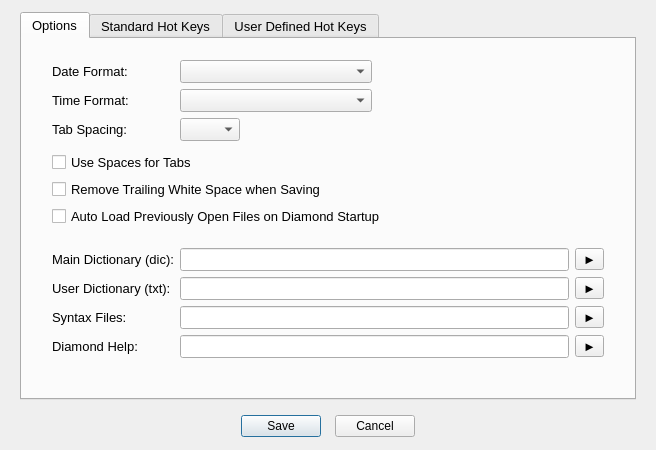
First picture: the form in forms/dialog_options.ui, repository copperspice/diamond, before the edit.
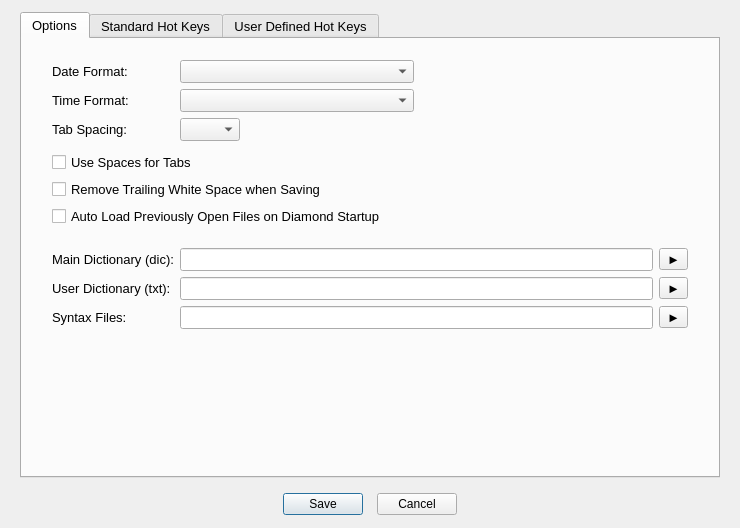
Second picture: the form after the edit. The open tabs and pages were chosen to show the change. Custom widgets are drawn as their Qt base class.

Commit message: Remove option setting to specify location of help files

```diff
--- a/forms/dialog_options.ui
+++ b/forms/dialog_options.ui
@@ -9,8 +9,8 @@
    <rect>
     <x>0</x>
     <y>0</y>
-    <width>656</width>
-    <height>450</height>
+    <width>740</width>
+    <height>528</height>
    </rect>
   </property>
   <property name="windowTitle">
@@ -119,63 +119,15 @@
       <attribute name="title">
        <string>Options</string>
       </attribute>
-      <layout class="QGridLayout" name="gridLayout_1" columnstretch="0,0,0,0,1">
+      <layout class="QGridLayout" name="gridLayout_1" columnstretch="0,0,0,0,0">
        <property name="leftMargin">
         <number>30</number>
        </property>
        <property name="rightMargin">
         <number>30</number>
        </property>
-       <item row="13" column="4">
-        <widget class="QToolButton" name="dictUser_TB">
-         <property name="text">
-          <string>►</string>
-         </property>
-        </widget>
-       </item>
-       <item row="11" column="0" colspan="5">
-        <spacer name="verticalSpacer_11">
-         <property name="orientation">
-          <enum>Qt::Vertical</enum>
-         </property>
-         <property name="sizeType">
-          <enum>QSizePolicy::Fixed</enum>
-         </property>
-         <property name="sizeHint" stdset="0">
-          <size>
-           <width>20</width>
-           <height>15</height>
-          </size>
-         </property>
-        </spacer>
-       </item>
-       <item row="14" column="0" colspan="2">
-        <widget class="QLabel" name="label_19">
-         <property name="font">
-          <font>
-           <pointsize>10</pointsize>
-          </font>
-         </property>
-         <property name="text">
-          <string>Syntax Files:</string>
-         </property>
-        </widget>
-       </item>
-       <item row="16" column="0" colspan="5">
-        <spacer name="verticalSpacer_12">
-         <property name="orientation">
-          <enum>Qt::Vertical</enum>
-         </property>
-         <property name="sizeHint" stdset="0">
-          <size>
-           <width>20</width>
-           <height>0</height>
-          </size>
-         </property>
-        </spacer>
-       </item>
-       <item row="14" column="2" colspan="2">
-        <widget class="QLineEdit" name="syntax">
+       <item row="13" column="2" colspan="2">
+        <widget class="QLineEdit" name="dictUser">
          <property name="sizePolicy">
           <sizepolicy hsizetype="Expanding" vsizetype="Fixed">
            <horstretch>1</horstretch>
@@ -200,72 +152,29 @@
               </color>
              </brush>
             </colorrole>
-           </active>
-           <inactive>
-            <colorrole role="Text">
-             <brush brushstyle="SolidPattern">
-              <color alpha="255">
+            <colorrole role="PlaceholderText">
+             <brush brushstyle="NoBrush">
+              <color alpha="128">
                <red>0</red>
                <green>0</green>
                <blue>255</blue>
               </color>
              </brush>
             </colorrole>
-           </inactive>
-           <disabled>
+           </active>
+           <inactive>
             <colorrole role="Text">
              <brush brushstyle="SolidPattern">
               <color alpha="255">
-               <red>106</red>
-               <green>104</green>
-               <blue>100</blue>
-              </color>
-             </brush>
-            </colorrole>
-           </disabled>
-          </palette>
-         </property>
-         <property name="font">
-          <font>
-           <pointsize>10</pointsize>
-          </font>
-         </property>
-         <property name="readOnly">
-          <bool>true</bool>
-         </property>
-        </widget>
-       </item>
-       <item row="12" column="2" colspan="2">
-        <widget class="QLineEdit" name="dictMain">
-         <property name="sizePolicy">
-          <sizepolicy hsizetype="Expanding" vsizetype="Fixed">
-           <horstretch>1</horstretch>
-           <verstretch>0</verstretch>
-          </sizepolicy>
-         </property>
-         <property name="minimumSize">
-          <size>
-           <width>300</width>
-           <height>0</height>
-          </size>
-         </property>
-         <property name="palette">
-          <palette>
-           <active>
-            <colorrole role="Text">
-             <brush brushstyle="SolidPattern">
-              <color alpha="255">
                <red>0</red>
                <green>0</green>
                <blue>255</blue>
               </color>
              </brush>
             </colorrole>
-           </active>
-           <inactive>
-            <colorrole role="Text">
-             <brush brushstyle="SolidPattern">
-              <color alpha="255">
+            <colorrole role="PlaceholderText">
+             <brush brushstyle="NoBrush">
+              <color alpha="128">
                <red>0</red>
                <green>0</green>
                <blue>255</blue>
@@ -283,163 +192,12 @@
               </color>
              </brush>
             </colorrole>
-           </disabled>
-          </palette>
-         </property>
-         <property name="font">
-          <font>
-           <pointsize>10</pointsize>
-          </font>
-         </property>
-         <property name="toolTip">
-          <string extracomment="Location of Main Dictionary"/>
-         </property>
-         <property name="whatsThis">
-          <string/>
-         </property>
-         <property name="readOnly">
-          <bool>true</bool>
-         </property>
-        </widget>
-       </item>
-       <item row="2" column="2">
-        <widget class="QComboBox" name="timeFormat_CB">
-         <property name="sizePolicy">
-          <sizepolicy hsizetype="Expanding" vsizetype="Fixed">
-           <horstretch>0</horstretch>
-           <verstretch>0</verstretch>
-          </sizepolicy>
-         </property>
-         <property name="minimumSize">
-          <size>
-           <width>120</width>
-           <height>0</height>
-          </size>
-         </property>
-         <property name="font">
-          <font>
-           <pointsize>10</pointsize>
-          </font>
-         </property>
-         <property name="minimumContentsLength">
-          <number>10</number>
-         </property>
-        </widget>
-       </item>
-       <item row="3" column="0" colspan="2">
-        <widget class="QLabel" name="label_2">
-         <property name="minimumSize">
-          <size>
-           <width>0</width>
-           <height>20</height>
-          </size>
-         </property>
-         <property name="font">
-          <font>
-           <pointsize>10</pointsize>
-          </font>
-         </property>
-         <property name="text">
-          <string>Tab Spacing:</string>
-         </property>
-        </widget>
-       </item>
-       <item row="13" column="0" colspan="2">
-        <widget class="QLabel" name="label_5">
-         <property name="minimumSize">
-          <size>
-           <width>0</width>
-           <height>20</height>
-          </size>
-         </property>
-         <property name="font">
-          <font>
-           <pointsize>10</pointsize>
-          </font>
-         </property>
-         <property name="text">
-          <string>User Dictionary (txt):</string>
-         </property>
-        </widget>
-       </item>
-       <item row="15" column="0" colspan="2">
-        <widget class="QLabel" name="label_6">
-         <property name="font">
-          <font>
-           <pointsize>10</pointsize>
-          </font>
-         </property>
-         <property name="whatsThis">
-          <string/>
-         </property>
-         <property name="text">
-          <string>Diamond Help:</string>
-         </property>
-        </widget>
-       </item>
-       <item row="12" column="0" colspan="2">
-        <widget class="QLabel" name="label_4">
-         <property name="minimumSize">
-          <size>
-           <width>0</width>
-           <height>20</height>
-          </size>
-         </property>
-         <property name="font">
-          <font>
-           <pointsize>10</pointsize>
-          </font>
-         </property>
-         <property name="text">
-          <string>Main Dictionary (dic):</string>
-         </property>
-        </widget>
-       </item>
-       <item row="15" column="2" colspan="2">
-        <widget class="QLineEdit" name="about">
-         <property name="sizePolicy">
-          <sizepolicy hsizetype="Expanding" vsizetype="Fixed">
-           <horstretch>1</horstretch>
-           <verstretch>0</verstretch>
-          </sizepolicy>
-         </property>
-         <property name="minimumSize">
-          <size>
-           <width>300</width>
-           <height>0</height>
-          </size>
-         </property>
-         <property name="palette">
-          <palette>
-           <active>
-            <colorrole role="Text">
-             <brush brushstyle="SolidPattern">
-              <color alpha="255">
+            <colorrole role="PlaceholderText">
+             <brush brushstyle="NoBrush">
+              <color alpha="128">
                <red>0</red>
                <green>0</green>
                <blue>255</blue>
-              </color>
-             </brush>
-            </colorrole>
-           </active>
-           <inactive>
-            <colorrole role="Text">
-             <brush brushstyle="SolidPattern">
-              <color alpha="255">
-               <red>0</red>
-               <green>0</green>
-               <blue>255</blue>
-              </color>
-             </brush>
-            </colorrole>
-           </inactive>
-           <disabled>
-            <colorrole role="Text">
-             <brush brushstyle="SolidPattern">
-              <color alpha="255">
-               <red>106</red>
-               <green>104</green>
-               <blue>100</blue>
               </color>
              </brush>
             </colorrole>
@@ -504,80 +262,6 @@
          </property>
         </widget>
        </item>
-       <item row="13" column="2" colspan="2">
-        <widget class="QLineEdit" name="dictUser">
-         <property name="sizePolicy">
-          <sizepolicy hsizetype="Expanding" vsizetype="Fixed">
-           <horstretch>1</horstretch>
-           <verstretch>0</verstretch>
-          </sizepolicy>
-         </property>
-         <property name="minimumSize">
-          <size>
-           <width>300</width>
-           <height>0</height>
-          </size>
-         </property>
-         <property name="palette">
-          <palette>
-           <active>
-            <colorrole role="Text">
-             <brush brushstyle="SolidPattern">
-              <color alpha="255">
-               <red>0</red>
-               <green>0</green>
-               <blue>255</blue>
-              </color>
-             </brush>
-            </colorrole>
-           </active>
-           <inactive>
-            <colorrole role="Text">
-             <brush brushstyle="SolidPattern">
-              <color alpha="255">
-               <red>0</red>
-               <green>0</green>
-               <blue>255</blue>
-              </color>
-             </brush>
-            </colorrole>
-           </inactive>
-           <disabled>
-            <colorrole role="Text">
-             <brush brushstyle="SolidPattern">
-              <color alpha="255">
-               <red>106</red>
-               <green>104</green>
-               <blue>100</blue>
-              </color>
-             </brush>
-            </colorrole>
-           </disabled>
-          </palette>
-         </property>
-         <property name="font">
-          <font>
-           <pointsize>10</pointsize>
-          </font>
-         </property>
-         <property name="statusTip">
-          <string extracomment="Location of User Dictionary"/>
-         </property>
-         <property name="whatsThis">
-          <string/>
-         </property>
-         <property name="readOnly">
-          <bool>true</bool>
-         </property>
-        </widget>
-       </item>
-       <item row="15" column="4">
-        <widget class="QToolButton" name="about_TB">
-         <property name="text">
-          <string>►</string>
-         </property>
-        </widget>
-       </item>
        <item row="12" column="4">
         <widget class="QToolButton" name="dictMain_TB">
          <property name="text">
@@ -585,19 +269,29 @@
          </property>
         </widget>
        </item>
-       <item row="3" column="2">
-        <widget class="QComboBox" name="tabSpacing_CB">
-         <property name="maximumSize">
+       <item row="15" column="0" colspan="5">
+        <spacer name="verticalSpacer_12">
+         <property name="orientation">
+          <enum>Qt::Vertical</enum>
+         </property>
+         <property name="sizeHint" stdset="0">
           <size>
-           <width>60</width>
-           <height>16777215</height>
+           <width>20</width>
+           <height>0</height>
           </size>
          </property>
+        </spacer>
+       </item>
+       <item row="6" column="0" colspan="5">
+        <widget class="QCheckBox" name="useSpaces_CKB">
          <property name="font">
           <font>
            <pointsize>10</pointsize>
           </font>
          </property>
+         <property name="text">
+          <string>Use Spaces for Tabs</string>
+         </property>
         </widget>
        </item>
        <item row="1" column="0" colspan="2">
@@ -618,6 +312,30 @@
          </property>
         </widget>
        </item>
+       <item row="2" column="2">
+        <widget class="QComboBox" name="timeFormat_CB">
+         <property name="sizePolicy">
+          <sizepolicy hsizetype="Expanding" vsizetype="Fixed">
+           <horstretch>0</horstretch>
+           <verstretch>0</verstretch>
+          </sizepolicy>
+         </property>
+         <property name="minimumSize">
+          <size>
+           <width>120</width>
+           <height>0</height>
+          </size>
+         </property>
+         <property name="font">
+          <font>
+           <pointsize>10</pointsize>
+          </font>
+         </property>
+         <property name="minimumContentsLength">
+          <number>10</number>
+         </property>
+        </widget>
+       </item>
        <item row="10" column="0" colspan="5">
         <widget class="QCheckBox" name="autoLoad_CKB">
          <property name="text">
@@ -625,44 +343,51 @@
          </property>
         </widget>
        </item>
-       <item row="14" column="4">
-        <widget class="QToolButton" name="syntax_TB">
-         <property name="text">
-          <string>►</string>
+       <item row="3" column="2">
+        <widget class="QComboBox" name="tabSpacing_CB">
+         <property name="maximumSize">
+          <size>
+           <width>60</width>
+           <height>16777215</height>
+          </size>
          </property>
         </widget>
        </item>
-       <item row="0" column="0" colspan="5">
-        <spacer name="verticalSpacer_10">
-         <property name="orientation">
-          <enum>Qt::Vertical</enum>
-         </property>
-         <property name="sizeType">
-          <enum>QSizePolicy::Fixed</enum>
-         </property>
-         <property name="sizeHint" stdset="0">
+       <item row="12" column="0" colspan="2">
+        <widget class="QLabel" name="label_4">
+         <property name="minimumSize">
           <size>
-           <width>20</width>
-           <height>12</height>
+           <width>0</width>
+           <height>20</height>
           </size>
          </property>
-        </spacer>
-       </item>
-       <item row="5" column="0" colspan="5">
-        <spacer name="verticalSpacer_2">
-         <property name="orientation">
-          <enum>Qt::Vertical</enum>
+         <property name="font">
+          <font>
+           <pointsize>10</pointsize>
+          </font>
          </property>
-         <property name="sizeType">
-          <enum>QSizePolicy::Fixed</enum>
+         <property name="text">
+          <string>Main Dictionary (dic):</string>
          </property>
-         <property name="sizeHint" stdset="0">
+        </widget>
+       </item>
+       <item row="3" column="0" colspan="2">
+        <widget class="QLabel" name="label_2">
+         <property name="minimumSize">
           <size>
-           <width>20</width>
-           <height>5</height>
+           <width>0</width>
+           <height>20</height>
           </size>
          </property>
-        </spacer>
+         <property name="font">
+          <font>
+           <pointsize>10</pointsize>
+          </font>
+         </property>
+         <property name="text">
+          <string>Tab Spacing:</string>
+         </property>
+        </widget>
        </item>
        <item row="7" column="0" colspan="5">
         <widget class="QCheckBox" name="removeSpace_CKB">
@@ -671,15 +396,277 @@
          </property>
         </widget>
        </item>
-       <item row="6" column="0" colspan="5">
-        <widget class="QCheckBox" name="useSpaces_CKB">
+       <item row="14" column="0" colspan="2">
+        <widget class="QLabel" name="label_19">
          <property name="font">
           <font>
            <pointsize>10</pointsize>
           </font>
          </property>
          <property name="text">
-          <string>Use Spaces for Tabs</string>
+          <string>Syntax Files:</string>
+         </property>
+        </widget>
+       </item>
+       <item row="13" column="0" colspan="2">
+        <widget class="QLabel" name="label_5">
+         <property name="minimumSize">
+          <size>
+           <width>0</width>
+           <height>20</height>
+          </size>
+         </property>
+         <property name="font">
+          <font>
+           <pointsize>10</pointsize>
+          </font>
+         </property>
+         <property name="text">
+          <string>User Dictionary (txt):</string>
+         </property>
+        </widget>
+       </item>
+       <item row="5" column="0" colspan="5">
+        <spacer name="verticalSpacer_2">
+         <property name="orientation">
+          <enum>Qt::Vertical</enum>
+         </property>
+         <property name="sizeType">
+          <enum>QSizePolicy::Fixed</enum>
+         </property>
+         <property name="sizeHint" stdset="0">
+          <size>
+           <width>20</width>
+           <height>5</height>
+          </size>
+         </property>
+        </spacer>
+       </item>
+       <item row="12" column="2" colspan="2">
+        <widget class="QLineEdit" name="dictMain">
+         <property name="sizePolicy">
+          <sizepolicy hsizetype="Expanding" vsizetype="Fixed">
+           <horstretch>1</horstretch>
+           <verstretch>0</verstretch>
+          </sizepolicy>
+         </property>
+         <property name="minimumSize">
+          <size>
+           <width>300</width>
+           <height>0</height>
+          </size>
+         </property>
+         <property name="palette">
+          <palette>
+           <active>
+            <colorrole role="Text">
+             <brush brushstyle="SolidPattern">
+              <color alpha="255">
+               <red>0</red>
+               <green>0</green>
+               <blue>255</blue>
+              </color>
+             </brush>
+            </colorrole>
+            <colorrole role="PlaceholderText">
+             <brush brushstyle="NoBrush">
+              <color alpha="128">
+               <red>0</red>
+               <green>0</green>
+               <blue>255</blue>
+              </color>
+             </brush>
+            </colorrole>
+           </active>
+           <inactive>
+            <colorrole role="Text">
+             <brush brushstyle="SolidPattern">
+              <color alpha="255">
+               <red>0</red>
+               <green>0</green>
+               <blue>255</blue>
+              </color>
+             </brush>
+            </colorrole>
+            <colorrole role="PlaceholderText">
+             <brush brushstyle="NoBrush">
+              <color alpha="128">
+               <red>0</red>
+               <green>0</green>
+               <blue>255</blue>
+              </color>
+             </brush>
+            </colorrole>
+           </inactive>
+           <disabled>
+            <colorrole role="Text">
+             <brush brushstyle="SolidPattern">
+              <color alpha="255">
+               <red>106</red>
+               <green>104</green>
+               <blue>100</blue>
+              </color>
+             </brush>
+            </colorrole>
+            <colorrole role="PlaceholderText">
+             <brush brushstyle="NoBrush">
+              <color alpha="128">
+               <red>0</red>
+               <green>0</green>
+               <blue>255</blue>
+              </color>
+             </brush>
+            </colorrole>
+           </disabled>
+          </palette>
+         </property>
+         <property name="font">
+          <font>
+           <pointsize>10</pointsize>
+          </font>
+         </property>
+         <property name="toolTip">
+          <string extracomment="Location of Main Dictionary"/>
+         </property>
+         <property name="whatsThis">
+          <string/>
+         </property>
+         <property name="readOnly">
+          <bool>true</bool>
+         </property>
+        </widget>
+       </item>
+       <item row="0" column="0" colspan="5">
+        <spacer name="verticalSpacer_10">
+         <property name="orientation">
+          <enum>Qt::Vertical</enum>
+         </property>
+         <property name="sizeType">
+          <enum>QSizePolicy::Fixed</enum>
+         </property>
+         <property name="sizeHint" stdset="0">
+          <size>
+           <width>20</width>
+           <height>12</height>
+          </size>
+         </property>
+        </spacer>
+       </item>
+       <item row="14" column="2" colspan="2">
+        <widget class="QLineEdit" name="syntax">
+         <property name="sizePolicy">
+          <sizepolicy hsizetype="Expanding" vsizetype="Fixed">
+           <horstretch>1</horstretch>
+           <verstretch>0</verstretch>
+          </sizepolicy>
+         </property>
+         <property name="minimumSize">
+          <size>
+           <width>300</width>
+           <height>0</height>
+          </size>
+         </property>
+         <property name="palette">
+          <palette>
+           <active>
+            <colorrole role="Text">
+             <brush brushstyle="SolidPattern">
+              <color alpha="255">
+               <red>0</red>
+               <green>0</green>
+               <blue>255</blue>
+              </color>
+             </brush>
+            </colorrole>
+            <colorrole role="PlaceholderText">
+             <brush brushstyle="NoBrush">
+              <color alpha="128">
+               <red>0</red>
+               <green>0</green>
+               <blue>255</blue>
+              </color>
+             </brush>
+            </colorrole>
+           </active>
+           <inactive>
+            <colorrole role="Text">
+             <brush brushstyle="SolidPattern">
+              <color alpha="255">
+               <red>0</red>
+               <green>0</green>
+               <blue>255</blue>
+              </color>
+             </brush>
+            </colorrole>
+            <colorrole role="PlaceholderText">
+             <brush brushstyle="NoBrush">
+              <color alpha="128">
+               <red>0</red>
+               <green>0</green>
+               <blue>255</blue>
+              </color>
+             </brush>
+            </colorrole>
+           </inactive>
+           <disabled>
+            <colorrole role="Text">
+             <brush brushstyle="SolidPattern">
+              <color alpha="255">
+               <red>106</red>
+               <green>104</green>
+               <blue>100</blue>
+              </color>
+             </brush>
+            </colorrole>
+            <colorrole role="PlaceholderText">
+             <brush brushstyle="NoBrush">
+              <color alpha="128">
+               <red>0</red>
+               <green>0</green>
+               <blue>255</blue>
+              </color>
+             </brush>
+            </colorrole>
+           </disabled>
+          </palette>
+         </property>
+         <property name="font">
+          <font>
+           <pointsize>10</pointsize>
+          </font>
+         </property>
+         <property name="readOnly">
+          <bool>true</bool>
+         </property>
+        </widget>
+       </item>
+       <item row="13" column="4">
+        <widget class="QToolButton" name="dictUser_TB">
+         <property name="text">
+          <string>►</string>
+         </property>
+        </widget>
+       </item>
+       <item row="11" column="0" colspan="5">
+        <spacer name="verticalSpacer_11">
+         <property name="orientation">
+          <enum>Qt::Vertical</enum>
+         </property>
+         <property name="sizeType">
+          <enum>QSizePolicy::Fixed</enum>
+         </property>
+         <property name="sizeHint" stdset="0">
+          <size>
+           <width>20</width>
+           <height>15</height>
+          </size>
+         </property>
+        </spacer>
+       </item>
+       <item row="14" column="4">
+        <widget class="QToolButton" name="syntax_TB">
+         <property name="text">
+          <string>►</string>
          </property>
         </widget>
        </item>
```
Left out of the diff: 573 changed lines with no effect on the pictures. The commit also changes 3 other files.
